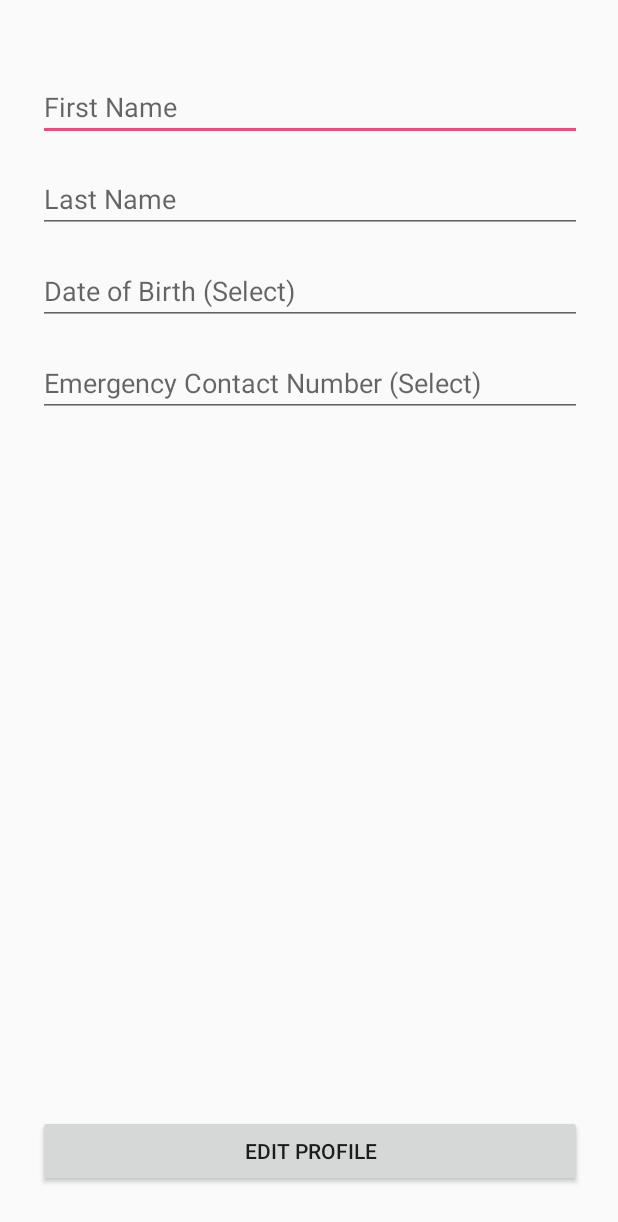
After one commit to lmreller/FallAssist, an Android app: the layout activity_edit_profile.xml on its own in the app's theme, with its tools: preview values and no code run, on a phone screen of 412 x 824 dp. The commit adds this screen. Shown: the top 1222 px of the screen. Run offline under Robolectric (Android 15) with nearby library versions, the phone set to English and light mode, and no system bars.

Commit message:
Edit Profile
Added edit profile functionality

```diff
--- a/Development/StruggleAssist/app/src/main/AndroidManifest.xml
+++ b/Development/StruggleAssist/app/src/main/AndroidManifest.xml
@@ -54,6 +54,10 @@
             android:label="@string/title_activity_create_profile"
             android:theme="@style/AppTheme.NoActionBar" />
         <activity android:name=".View.Activities.PostIncident"></activity>
+        <activity
+            android:name=".View.Activities.EditProfileActivity"
+            android:label="@string/title_activity_edit_profile"
+            android:theme="@style/AppTheme.NoActionBar" />
     </application>
 
 </manifest>
--- a/Development/StruggleAssist/app/src/main/java/com/struggleassist/View/Activities/MainActivity.java
+++ b/Development/StruggleAssist/app/src/main/java/com/struggleassist/View/Activities/MainActivity.java
@@ -159,6 +159,8 @@ public class MainActivity extends AppCompatActivity {
     public void resetDB(View v){
         DatabaseController db = new DatabaseController(ViewContext.context);
         db.reset();
+        ViewContext.getContext().deleteDatabase("User");
+        ViewContext.getContext().deleteDatabase("Records");
     }
 
 }
--- /dev/null
+++ b/Development/StruggleAssist/app/src/main/res/layout/activity_edit_profile.xml
@@ -0,0 +1,120 @@
+<?xml version="1.0" encoding="utf-8"?>
+<android.support.constraint.ConstraintLayout xmlns:android="http://schemas.android.com/apk/res/android"
+    xmlns:app="http://schemas.android.com/apk/res-auto"
+    xmlns:tools="http://schemas.android.com/tools"
+    android:layout_width="match_parent"
+    android:layout_height="match_parent"
+    tools:context="com.struggleassist.View.Activities.EditProfileActivity"
+    tools:layout_editor_absoluteY="81dp">
+
+    <EditText
+        android:id="@+id/etEditFirstName"
+        android:layout_width="0dp"
+        android:layout_height="wrap_content"
+        android:layout_marginEnd="8dp"
+        android:layout_marginStart="8dp"
+        android:layout_marginTop="24dp"
+        android:digits="abcdefghijklmnopqrstuvwxyzABCDEFGHIJKLMNOPQRSTUVWXYZ "
+        android:ems="10"
+        android:hint="First Name"
+        android:inputType="textNoSuggestions|textVisiblePassword|textCapWords"
+        android:singleLine="true"
+        app:layout_constraintEnd_toStartOf="@+id/editGuideline5"
+        app:layout_constraintHorizontal_bias="0.062"
+        app:layout_constraintStart_toStartOf="@id/editGuideline2"
+        app:layout_constraintTop_toTopOf="@id/editGuideline" />
+
+    <EditText
+        android:id="@+id/etEditLastName"
+        android:layout_width="0dp"
+        android:layout_height="wrap_content"
+        android:layout_marginEnd="8dp"
+        android:layout_marginStart="8dp"
+        android:layout_marginTop="16dp"
+        android:digits="abcdefghijklmnopqrstuvwxyzABCDEFGHIJKLMNOPQRSTUVWXYZ "
+        android:ems="10"
+        android:hint="Last Name"
+        android:inputType="textNoSuggestions|textVisiblePassword|textCapWords"
+        android:singleLine="true"
+        app:layout_constraintEnd_toStartOf="@+id/editGuideline5"
+        app:layout_constraintHorizontal_bias="0.0"
+        app:layout_constraintStart_toStartOf="@id/editGuideline2"
+        app:layout_constraintTop_toBottomOf="@id/etEditFirstName" />
+
+    <EditText
+        android:id="@+id/etEditDateOfBirth"
+        android:layout_width="0dp"
+        android:layout_height="wrap_content"
+        android:layout_marginEnd="8dp"
+        android:layout_marginStart="8dp"
+        android:layout_marginTop="16dp"
+        android:ems="10"
+        android:focusable="false"
+        android:hint="Date of Birth (Select)"
+        android:inputType="date"
+        android:onClick="launchDatePicker"
+        app:layout_constraintEnd_toStartOf="@+id/editGuideline5"
+        app:layout_constraintHorizontal_bias="0.0"
+        app:layout_constraintStart_toStartOf="@id/editGuideline2"
+        app:layout_constraintTop_toBottomOf="@id/etEditLastName" />
+
+    <EditText
+        android:id="@+id/etEditEmergencyContact"
+        android:layout_width="0dp"
+        android:layout_height="wrap_content"
+        android:layout_marginEnd="8dp"
+        android:layout_marginStart="8dp"
+        android:layout_marginTop="16dp"
+        android:ems="10"
+        android:focusable="false"
+        android:hint="Emergency Contact Number (Select)"
+        android:inputType="phone"
+        android:onClick="pickContact"
+        app:layout_constraintEnd_toStartOf="@+id/editGuideline5"
+        app:layout_constraintHorizontal_bias="0.0"
+        app:layout_constraintStart_toStartOf="@id/editGuideline2"
+        app:layout_constraintTop_toBottomOf="@id/etEditDateOfBirth" />
+
+    <Button
+        android:id="@+id/bEditConfirm"
+        android:layout_width="0dp"
+        android:layout_height="wrap_content"
+        android:layout_marginBottom="8dp"
+        android:layout_marginEnd="8dp"
+        android:layout_marginStart="8dp"
+        android:onClick="create_onClick"
+        android:text="Edit Profile"
+        app:layout_constraintBottom_toTopOf="@id/editGuideline3"
+        app:layout_constraintEnd_toStartOf="@id/editGuideline5"
+        app:layout_constraintRight_toRightOf="parent"
+        app:layout_constraintStart_toStartOf="@id/editGuideline2" />
+
+    <android.support.constraint.Guideline
+        android:id="@+id/editGuideline2"
+        android:layout_width="wrap_content"
+        android:layout_height="wrap_content"
+        android:orientation="vertical"
+        app:layout_constraintGuide_percent="0.04136253" />
+
+    <android.support.constraint.Guideline
+        android:id="@+id/editGuideline5"
+        android:layout_width="wrap_content"
+        android:layout_height="wrap_content"
+        android:orientation="vertical"
+        app:layout_constraintGuide_percent="0.96107054" />
+
+    <android.support.constraint.Guideline
+        android:id="@+id/editGuideline"
+        android:layout_width="wrap_content"
+        android:layout_height="wrap_content"
+        android:orientation="horizontal"
+        app:layout_constraintGuide_percent="0.03" />
+
+    <android.support.constraint.Guideline
+        android:id="@+id/editGuideline3"
+        android:layout_width="wrap_content"
+        android:layout_height="wrap_content"
+        android:orientation="horizontal"
+        app:layout_constraintGuide_percent="0.97" />
+
+</android.support.constraint.ConstraintLayout>
--- a/Development/StruggleAssist/app/src/main/res/values/strings.xml
+++ b/Development/StruggleAssist/app/src/main/res/values/strings.xml
@@ -75,6 +75,7 @@
     <string name="pref_title_vibrate">Vibrate</string>
     <string name="title_activity_main">MainActivity</string>
     <string name="title_activity_create_profile">CreateProfileActivity</string>
+    <string name="title_activity_edit_profile">EditProfileActivity</string>
 
     <string name="navigation_drawer_open">Open navigation drawer</string>
     <string name="navigation_drawer_close">Close navigation drawer</string>
```
Also changed, not shown: Development/StruggleAssist/app/src/main/java/com/struggleassist/Controller/DatabaseController.java (+5 -6 lines), Development/StruggleAssist/app/src/main/java/com/struggleassist/View/Activities/EditProfileActivity.java (added, +206 -0 lines), Development/StruggleAssist/app/src/main/java/com/struggleassist/View/Activities/EmergencyContactCardFragment.java (+15 -2 lines), Development/StruggleAssist/app/src/main/java/com/struggleassist/View/Contents/ViewProfileContent.java (+26 -14 lines).
